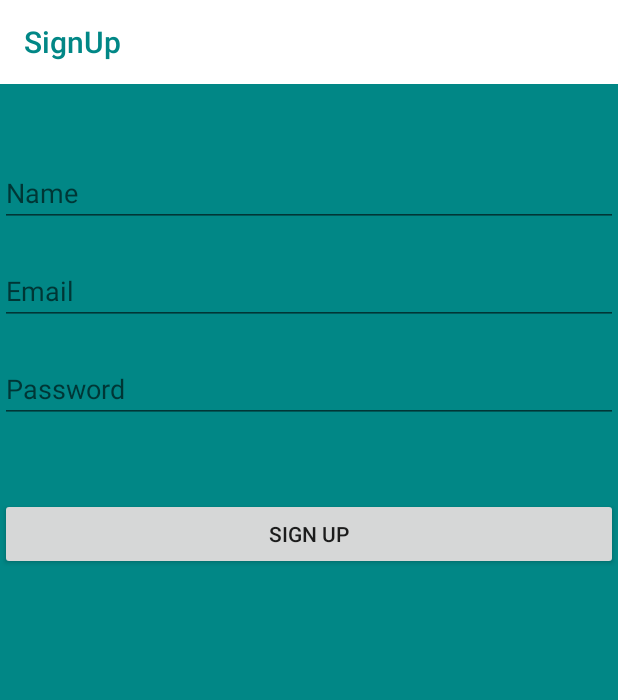
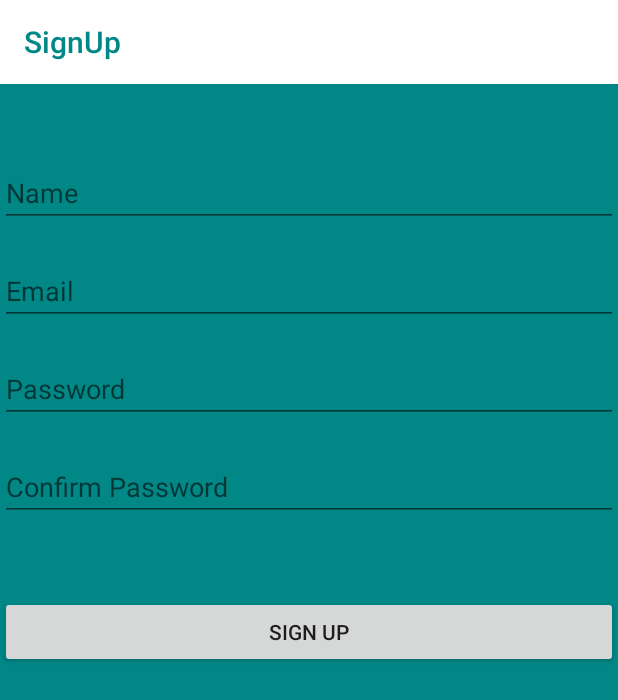
Before and after one commit to Ruth-Mwangi/Check-Me-Out, an Android app: the fragment SignUpFragment placed in its activity, on a phone screen of 412 x 824 dp. Shown: the top 700 px of the screen. Run offline under Robolectric (Android 15) with nearby library versions, the phone set to English and light mode, and no system bars; our stand-ins replace ButterKnife, Firebase (no records; nobody signed in at launch, a user with empty details on screens opened directly); Roboto replaces fonts that are not available here.

```diff
--- a/app/build.gradle
+++ b/app/build.gradle
@@ -1,4 +1,5 @@
 apply plugin: 'com.android.application'
+apply plugin: 'com.google.gms.google-services'
 
 android {
     compileSdkVersion 29
@@ -50,4 +51,9 @@ dependencies {
     implementation 'com.squareup.picasso:picasso:2.71828'
     implementation 'org.parceler:parceler-api:1.1.12'
     annotationProcessor 'org.parceler:parceler:1.1.12'
+    implementation 'com.google.firebase:firebase-analytics:17.4.2'
+    implementation 'com.firebaseui:firebase-ui-database:3.3.1'
+    implementation 'com.google.firebase:firebase-core:17.4.2'
+    implementation 'com.google.firebase:firebase-database:19.3.0'
+    implementation 'com.google.firebase:firebase-auth:19.3.1'
 }
--- a/app/src/main/java/com/ruth/checkmeout/ui/ShopFragment.java
+++ b/app/src/main/java/com/ruth/checkmeout/ui/ShopFragment.java
@@ -48,6 +48,7 @@ public class ShopFragment extends Fragment implements View.OnClickListener {
     private Fragment fragment = null;
     private ArrayList<String> codes=new ArrayList<>();
     private List<CheckMeOutSearchResponse> items=new ArrayList<>();
+
 
     @Override
     public View onCreateView(LayoutInflater inflater, ViewGroup container,
--- a/app/src/main/java/com/ruth/checkmeout/ui/SignUpFragment.java
+++ b/app/src/main/java/com/ruth/checkmeout/ui/SignUpFragment.java
@@ -1,5 +1,6 @@
 package com.ruth.checkmeout.ui;
 
+import android.app.ProgressDialog;
 import android.os.Bundle;
 import android.view.LayoutInflater;
 import android.view.View;
@@ -12,6 +13,7 @@ import androidx.annotation.Nullable;
 import androidx.fragment.app.Fragment;
 import androidx.fragment.app.FragmentManager;
 
+import com.google.firebase.auth.FirebaseAuth;
 import com.ruth.checkmeout.R;
 import com.ruth.checkmeout.models.CheckMeOutSearchResponse;
 import com.ruth.checkmeout.networks.CheckMeOutApi;
@@ -36,6 +38,9 @@ public class SignUpFragment extends Fragment implements View.OnClickListener{
     EditText signUpPassword;
     @BindView(R.id.signUpbutton)
     Button signUpButton;
+    private FirebaseAuth mAuth;
+    private ProgressDialog mAuthProgressDialog;
+    private String mName;
 
     @Nullable
     @Override
@@ -43,9 +48,24 @@ public class SignUpFragment extends Fragment implements View.OnClickListener{
         View view=inflater.inflate(R.layout.activity_sign_up,container,false);
 
         ButterKnife.bind(this,view);
+        mAuth=FirebaseAuth.getInstance();
         signUpButton.setOnClickListener(this);
+        createAuthStateListener();
+        createAuthProcessDialog();
+
+
 
         return view;
+    }
+
+    private void createAuthStateListener() {
+    }
+
+    private void createAuthProcessDialog() {
+        mAuthProgressDialog=new ProgressDialog(getContext());
+        mAuthProgressDialog.setTitle("Loading...");
+        mAuthProgressDialog.setMessage("Authenticating user");
+        mAuthProgressDialog.setCancelable(false);
     }
 
     @Override
--- a/app/src/main/res/layout/activity_sign_up.xml
+++ b/app/src/main/res/layout/activity_sign_up.xml
@@ -49,6 +49,14 @@
             android:ems="10"
             android:hint="Password"
             android:inputType="textPassword" />
+        <EditText
+            android:id="@+id/signUpConfirmPassword"
+            android:layout_width="match_parent"
+            android:layout_height="wrap_content"
+            android:layout_marginTop="20dp"
+            android:ems="10"
+            android:hint="Confirm Password"
+            android:inputType="textPassword" />
 
         <Button
             android:id="@+id/signUpbutton"
--- a/build.gradle
+++ b/build.gradle
@@ -10,10 +10,8 @@ buildscript {
     }
     dependencies {
         classpath 'com.android.tools.build:gradle:3.6.3'
+        classpath 'com.google.gms:google-services:4.3.3'
 
-
-        // NOTE: Do not place your application dependencies here; they belong
-        // in the individual module build.gradle files
     }
 }
 
```
Also changed, not shown: 1 other file.
